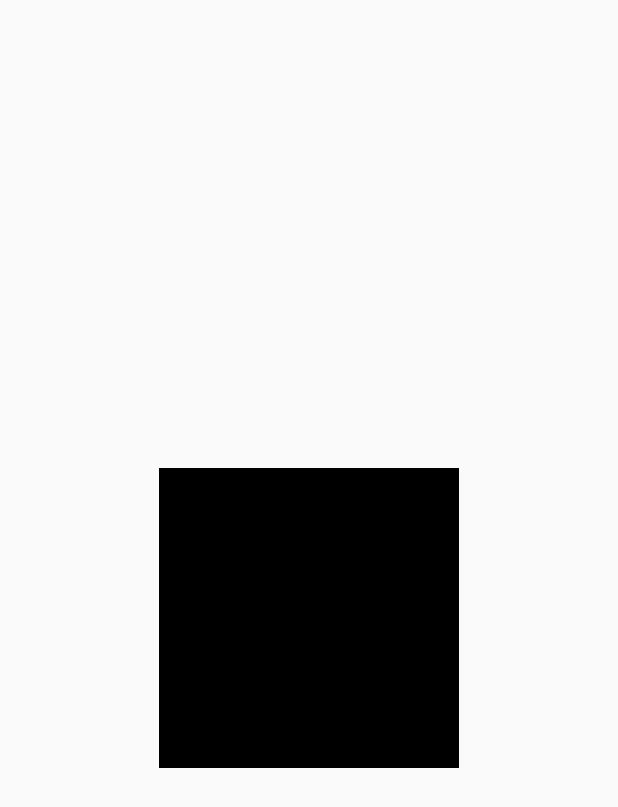
After one commit to meganung/picit, an Android app: the DetailActivity screen opened directly, with no data from a screen before it, on a phone screen of 412 x 824 dp. The commit adds this screen. Shown: the top 807 px of the screen. Run offline under Robolectric (Android 15) with nearby library versions, the phone set to English and light mode, and no system bars; 1 statement that could not run was skipped.

Commit message:
Add detail activity

```diff
--- a/android-app/app/src/main/AndroidManifest.xml
+++ b/android-app/app/src/main/AndroidManifest.xml
@@ -10,6 +10,7 @@
         android:roundIcon="@mipmap/ic_launcher_round"
         android:supportsRtl="true"
         android:theme="@style/AppTheme">
+        <activity android:name=".DetailActivity"></activity>
         <activity android:name=".LaunchActivity">
             <intent-filter>
                 <action android:name="android.intent.action.MAIN" />
@@ -17,8 +18,7 @@
                 <category android:name="android.intent.category.LAUNCHER" />
             </intent-filter>
         </activity>
-        <activity android:name=".MainActivity">
-        </activity>
+        <activity android:name=".MainActivity"></activity>
     </application>
 
 </manifest>
--- /dev/null
+++ b/android-app/app/src/main/java/com/example/android/sheinnovates/DetailActivity.java
@@ -0,0 +1,20 @@
+package com.example.android.sheinnovates;
+
+import android.net.Uri;
+import android.support.v7.app.AppCompatActivity;
+import android.os.Bundle;
+import android.widget.ImageView;
+
+public class DetailActivity extends AppCompatActivity {
+
+    @Override
+    protected void onCreate(Bundle savedInstanceState) {
+        super.onCreate(savedInstanceState);
+        setContentView(R.layout.activity_detail);
+
+        int position = getIntent().getIntExtra("position", -1);
+        Uri uri = LaunchActivity.mThumbUris.get(position);
+        ImageView imageView = (ImageView) findViewById(R.id.imageView1);
+        imageView.setImageURI(uri);
+    }
+}
--- a/android-app/app/src/main/java/com/example/android/sheinnovates/MainActivity.java
+++ b/android-app/app/src/main/java/com/example/android/sheinnovates/MainActivity.java
@@ -33,6 +33,10 @@ public class MainActivity extends AppCompatActivity {
                                     int position, long id) {
                 Toast.makeText(MainActivity.this, "" + position,
                         Toast.LENGTH_SHORT).show();
+
+                Intent intent = new Intent(MainActivity.this, DetailActivity.class);
+                intent.putExtra("position", position);
+                startActivity(intent);
             }
         });
 
--- /dev/null
+++ b/android-app/app/src/main/res/layout/activity_detail.xml
@@ -0,0 +1,18 @@
+<?xml version="1.0" encoding="utf-8"?>
+<RelativeLayout xmlns:android="http://schemas.android.com/apk/res/android"
+    xmlns:app="http://schemas.android.com/apk/res-auto"
+    xmlns:tools="http://schemas.android.com/tools"
+    android:layout_width="match_parent"
+    android:layout_height="match_parent"
+    tools:context=".DetailActivity">
+
+    <ImageView
+        android:id="@+id/imageView1"
+        android:layout_width="200dp"
+        android:layout_height="200dp"
+        app:srcCompat="@android:color/black"
+        tools:layout_editor_absoluteX="141dp"
+        tools:layout_editor_absoluteY="131dp"
+        android:layout_centerHorizontal="true"
+        android:layout_centerVertical="true"/>
+</RelativeLayout>
```
